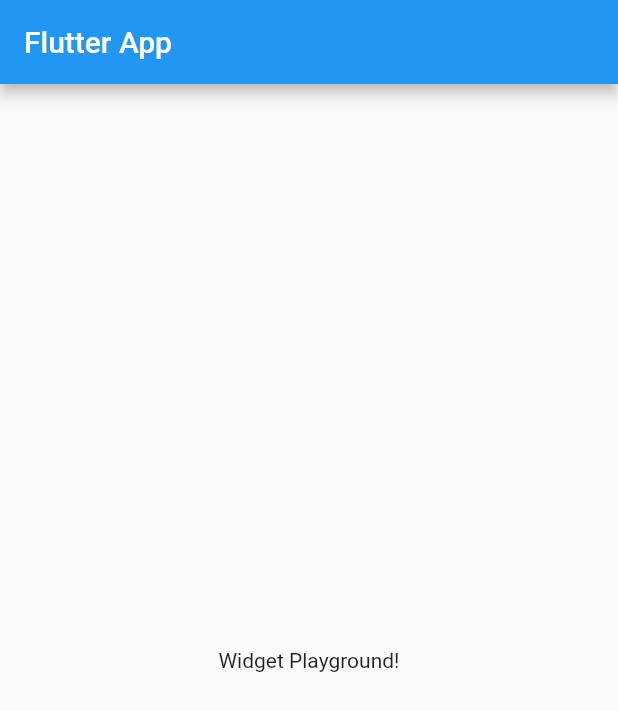
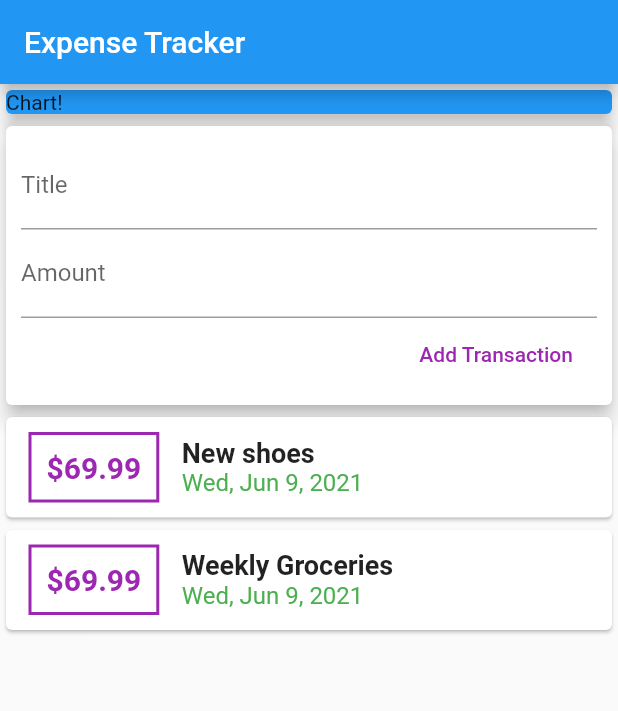
Before and after one commit to arsalan-irfan/Flutter_Expense_Tracker, a Flutter app: the screen it shows after launch, on a phone screen of 412 x 824 dp. Shown: the top 711 px of the screen. Run offline on Flutter 3.47's test engine with Material 2 defaults, Android fonts, the phone set to English and light mode, and no system bars.

Commit message:
Working on the design of user transactions

```diff
--- a/lib/main.dart
+++ b/lib/main.dart
@@ -1,3 +1,4 @@
+import './widgets/user_transaction.dart';
 import 'package:flutter/material.dart';
 
 void main() => runApp(MyApp());
@@ -17,10 +18,24 @@ class MyHomePage extends StatelessWidget {
   Widget build(BuildContext context) {
     return Scaffold(
       appBar: AppBar(
-        title: Text('Flutter App'),
+        title: Text('Expense Tracker'),
       ),
-      body: Center(
-        child: Text('Widget Playground!'),
+      body: SingleChildScrollView(
+        child: Column(
+          // mainAxisAlignment: MainAxisAlignment.spaceAround,
+          crossAxisAlignment: CrossAxisAlignment.start,
+          children: [
+            Container(
+              width: double.infinity,
+              child: Card(
+                color: Colors.blue,
+                child: Text("Chart!"),
+                elevation: 5,
+              ),
+            ),
+            UserTransaction()
+          ],
+        ),
       ),
     );
   }
--- /dev/null
+++ b/lib/models/Transaction.dart
@@ -0,0 +1,10 @@
+import 'package:flutter/foundation.dart';
+
+class Transaction {
+  final String id;
+  final String title;
+  final double amount;
+  final DateTime date;
+
+  Transaction(this.id, this.title, this.amount, this.date);
+}
--- /dev/null
+++ b/lib/widgets/new_transaction.dart
@@ -0,0 +1,39 @@
+import 'package:flutter/material.dart';
+
+class NewTransaction extends StatelessWidget {
+  Function addTransaction;
+  NewTransaction(this.addTransaction);
+  final titleController = TextEditingController();
+  final amountController = TextEditingController();
+  @override
+  Widget build(BuildContext context) {
+    return Card(
+      elevation: 5,
+      child: Container(
+        padding: EdgeInsets.all(10),
+        child: Column(
+          crossAxisAlignment: CrossAxisAlignment.end,
+          children: <Widget>[
+            TextField(
+              decoration: InputDecoration(labelText: "Title"),
+              controller: titleController,
+            ),
+            TextField(
+              decoration: InputDecoration(labelText: "Amount"),
+              controller: amountController,
+            ),
+            FlatButton(
+              onPressed: () => {
+                addTransaction(
+                    titleController.text, double.parse(amountController.text)),
+                print({titleController.text, amountController.text})
+              },
+              child: Text("Add Transaction"),
+              textColor: Colors.purple,
+            )
+          ],
+        ),
+      ),
+    );
+  }
+}
--- /dev/null
+++ b/lib/widgets/transaction_list.dart
@@ -0,0 +1,52 @@
+import 'package:flutter/material.dart';
+import '../models/Transaction.dart';
+import 'package:intl/intl.dart';
+
+class TransactionList extends StatelessWidget {
+  final List<Transaction> transactions;
+
+  TransactionList(this.transactions);
+
+  @override
+  Widget build(BuildContext context) {
+    return Column(
+      children: transactions
+          .map(
+            (tx) => Card(
+              child: Row(children: <Widget>[
+                Container(
+                  margin: EdgeInsets.symmetric(vertical: 10, horizontal: 15),
+                  child: Text(
+                    "\$${tx.amount.toString()}",
+                    style: TextStyle(
+                      fontWeight: FontWeight.bold,
+                      fontSize: 20,
+                      color: Colors.purple,
+                    ),
+                  ),
+                  decoration: BoxDecoration(
+                    border: Border.all(color: Colors.purple, width: 2),
+                  ),
+                  padding: EdgeInsets.all(10),
+                ),
+                Column(
+                  crossAxisAlignment: CrossAxisAlignment.start,
+                  children: <Widget>[
+                    Text(
+                      tx.title.toString(),
+                      style:
+                          TextStyle(fontSize: 18, fontWeight: FontWeight.bold),
+                    ),
+                    Text(
+                      DateFormat.yMMMEd().format(tx.date),
+                      style: TextStyle(fontSize: 16, color: Colors.green),
+                    ),
+                  ],
+                )
+              ]),
+            ),
+          )
+          .toList(),
+    );
+  }
+}
--- /dev/null
+++ b/lib/widgets/user_transaction.dart
@@ -0,0 +1,36 @@
+import 'package:flutter/material.dart';
+import 'new_transaction.dart';
+import 'transaction_list.dart';
+import '../models/Transaction.dart';
+
+class UserTransaction extends StatefulWidget {
+  const UserTransaction({Key key}) : super(key: key);
+
+  @override
+  _UserTransactionState createState() => _UserTransactionState();
+}
+
+class _UserTransactionState extends State<UserTransaction> {
+  final List<Transaction> _userTransactions = [
+    Transaction("t1", "New shoes", 69.99, DateTime.now()),
+    Transaction("t2", "Weekly Groceries", 69.99, DateTime.now()),
+  ];
+
+  void _addTransaction(String title, double amount) {
+    final newTx =
+        Transaction(DateTime.now().toString(), title, amount, DateTime.now());
+    setState(() {
+      _userTransactions.add(newTx);
+    });
+  }
+
+  @override
+  Widget build(BuildContext context) {
+    return Column(
+      children: <Widget>[
+        NewTransaction(_addTransaction),
+        TransactionList(_userTransactions),
+      ],
+    );
+  }
+}
```
Also changed, not shown: pubspec.yaml (+3 -5 lines), pubspec.lock.
